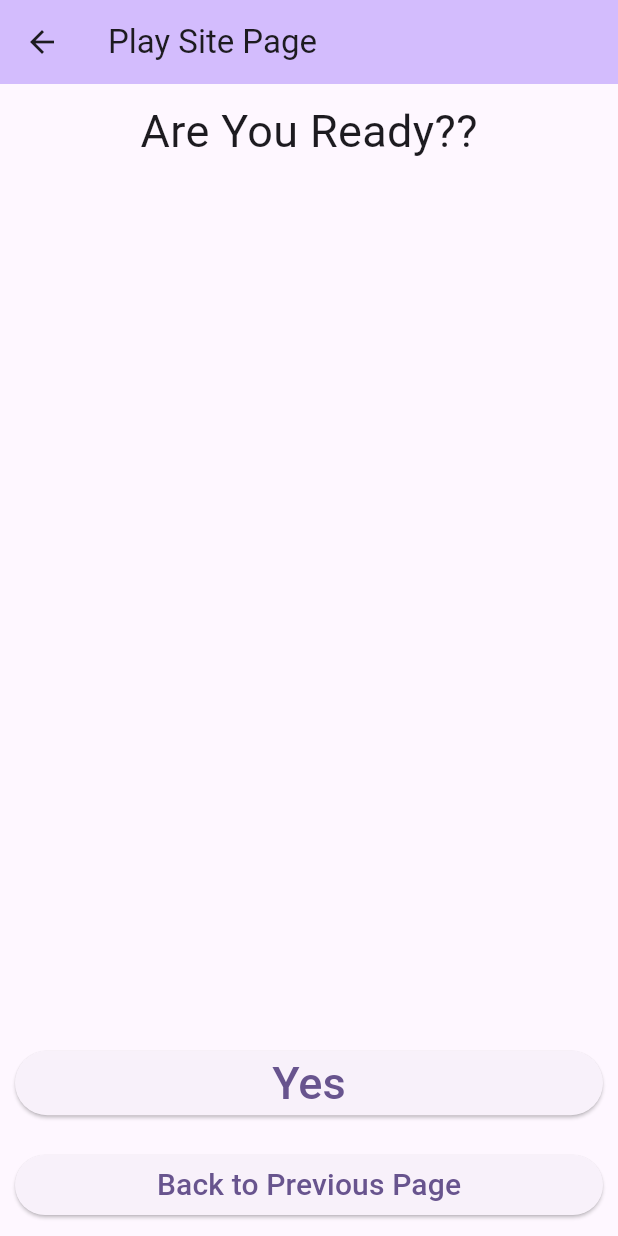
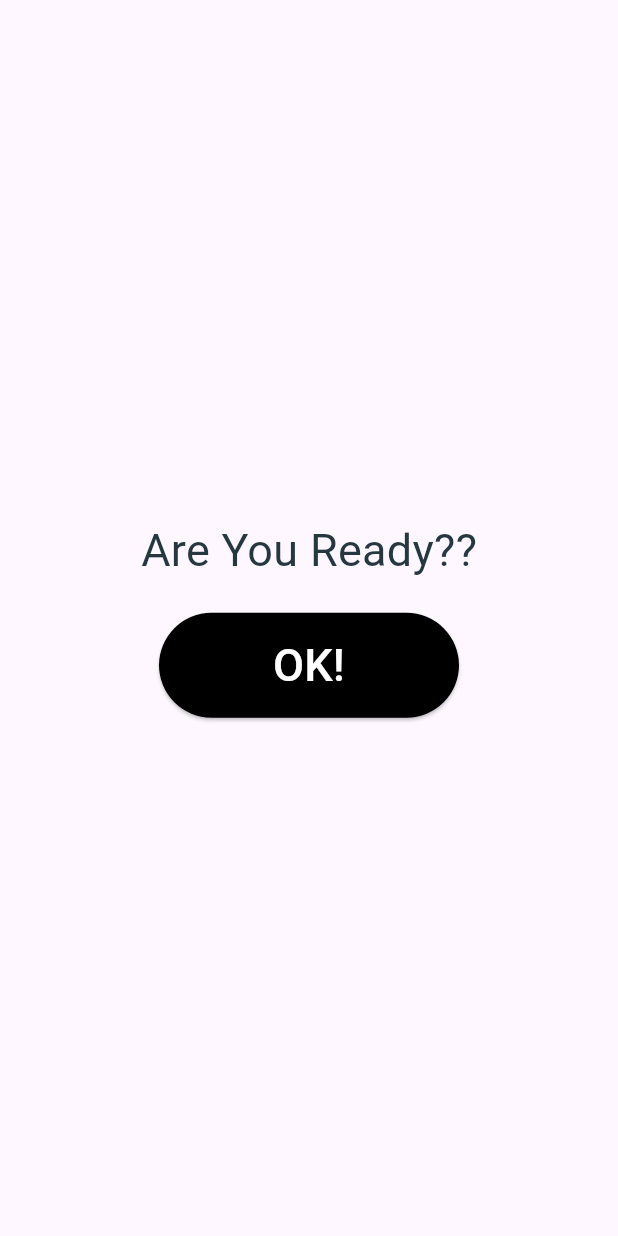
Before and after one commit to kesojiso/target_photo_dash, a Flutter app: the screen it shows after launch, after a tap on "Single Play", on a phone screen of 412 x 824 dp. Run offline on Flutter 3.47's test engine with Material 2 defaults, Android fonts, the phone set to English and light mode, and no system bars; our stand-ins replace hooks_riverpod, image_picker; missing offline and left inert: google_mlkit_image_labeling; Roboto replaces fonts that are missing (WorkSans); project files that could hold a hidden picture were left out.

Commit message:
Feat: Improved UI

```diff
--- a/lib/main.dart
+++ b/lib/main.dart
@@ -1,9 +1,8 @@
 import 'package:flutter/material.dart';
 import 'package:target_photo_dash/views/homepage.dart';
-import 'package:target_photo_dash/views/result_page.dart';
-import 'package:target_photo_dash/views/previvous_mission.dart';
-import 'package:target_photo_dash/views/mission_view.dart';
 import 'package:hooks_riverpod/hooks_riverpod.dart';
+
+import 'package:target_photo_dash/models/app_theme.dart';
 
 void main() {
   runApp(
@@ -23,20 +22,14 @@
     return MaterialApp(
         title: title,
         theme: ThemeData(
-          colorScheme: ColorScheme.fromSeed(seedColor: Colors.deepPurple),
           useMaterial3: true,
+          primarySwatch: Colors.blue,
+          textTheme: AppTheme.textTheme,
         ),
         home: const MyHomePage(title: title, version: version),
         routes: <String, WidgetBuilder>{
           "/home": (BuildContext context) =>
               const MyHomePage(title: title, version: version),
-          "/single_play": (BuildContext context) => const PreviousMissionPage(),
-          // "/are_you_ready": (BuildContext context) =>
-          //     const PreviousMissionPage(),
-          "/mission_view": (BuildContext context) => const MissionView(),
-          //"/result": (BuildContext context) => const ResultView()
-          //"/display_picture":(BuildContext context) => DisplayPicture(imagePath: imagePath),
-          // "/multi_play": (BuildContext context) => const MultiPlay(),
         });
   }
 }
--- /dev/null
+++ b/lib/models/app_theme.dart
@@ -0,0 +1,89 @@
+import 'package:flutter/material.dart';
+
+class AppTheme {
+  AppTheme._();
+
+  static const Color notWhite = Color(0xFFEDF0F2);
+  static const Color nearlyWhite = Color(0xFFFEFEFE);
+  static const Color white = Color(0xFFFFFFFF);
+  static const Color nearlyBlack = Color(0xFF213333);
+  static const Color grey = Color(0xFF3A5160);
+  static const Color dark_grey = Color(0xFF313A44);
+
+  static const Color darkText = Color(0xFF253840);
+  static const Color darkerText = Color(0xFF17262A);
+  static const Color lightText = Color(0xFF4A6572);
+  static const Color deactivatedText = Color(0xFF767676);
+  static const Color dismissibleBackground = Color(0xFF364A54);
+  static const Color chipBackground = Color(0xFFEEF1F3);
+  static const Color spacer = Color(0xFFF2F2F2);
+  static const String fontName = 'WorkSans';
+
+  static const TextTheme textTheme = TextTheme(
+    headline4: display1,
+    headline5: headline,
+    headline6: title,
+    subtitle2: subtitle,
+    bodyText2: body2,
+    bodyText1: body1,
+    caption: caption,
+  );
+
+  static const TextStyle display1 = TextStyle( // h4 -> display1
+    fontFamily: fontName,
+    fontWeight: FontWeight.bold,
+    fontSize: 36,
+    letterSpacing: 0.4,
+    height: 0.9,
+    color: darkerText,
+  );
+
+  static const TextStyle headline = TextStyle( // h5 -> headline
+    fontFamily: fontName,
+    fontWeight: FontWeight.bold,
+    fontSize: 24,
+    letterSpacing: 0.27,
+    color: darkerText,
+  );
+
+  static const TextStyle title = TextStyle( // h6 -> title
+    fontFamily: fontName,
+    fontWeight: FontWeight.bold,
+    fontSize: 16,
+    letterSpacing: 0.18,
+    color: darkerText,
+  );
+
+  static const TextStyle subtitle = TextStyle( // subtitle2 -> subtitle
+    fontFamily: fontName,
+    fontWeight: FontWeight.w400,
+    fontSize: 14,
+    letterSpacing: -0.04,
+    color: darkText,
+  );
+
+  static const TextStyle body2 = TextStyle( // body1 -> body2
+    fontFamily: fontName,
+    fontWeight: FontWeight.w400,
+    fontSize: 14,
+    letterSpacing: 0.2,
+    color: darkText,
+  );
+
+  static const TextStyle body1 = TextStyle( // body2 -> body1
+    fontFamily: fontName,
+    fontWeight: FontWeight.w400,
+    fontSize: 16,
+    letterSpacing: -0.05,
+    color: darkText,
+  );
+
+  static const TextStyle caption = TextStyle( // Caption -> caption
+    fontFamily: fontName,
+    fontWeight: FontWeight.w400,
+    fontSize: 12,
+    letterSpacing: 0.2,
+    color: lightText, // was lightText
+  );
+
+}
--- a/lib/views/homepage.dart
+++ b/lib/views/homepage.dart
@@ -1,4 +1,5 @@
 import 'package:flutter/material.dart';
+import 'package:target_photo_dash/views/previvous_mission.dart';
 
 class MyHomePage extends StatelessWidget {
   const MyHomePage({super.key, required this.title, required this.version});
@@ -25,22 +26,54 @@
             Padding(
                 padding: const EdgeInsets.all(10.0),
                 child: ElevatedButton(
+                    style: ElevatedButton.styleFrom(
+                        fixedSize: const Size(250, 70),
+                        backgroundColor: Colors.black),
                     onPressed: () {
-                      Navigator.of(context).pushNamed("/single_play");
+                      Navigator.push(
+                          context,
+                          MaterialPageRoute(
+                              builder: (context) =>
+                                  const PreviousMissionPage()));
                     },
                     child: const Center(
                         child: Text("Single Play",
-                            style: TextStyle(fontSize: 30))))),
+                            style: TextStyle(
+                              fontSize: 30,
+                              color: Colors.white,
+                            ))))),
             Padding(
                 padding: const EdgeInsets.all(10.0),
                 child: ElevatedButton(
-                  onPressed: () {
-                    Navigator.of(context).pushNamed("/multi_play");
-                  },
-                  child: const Center(
-                      child:
-                          Text("Multi Play", style: TextStyle(fontSize: 30))),
-                ))
+                    style: ElevatedButton.styleFrom(
+                        fixedSize: const Size(250, 70),
+                        backgroundColor: Colors.black),
+                    onPressed: () {
+                      showDialog(
+                        context: context,
+                        builder: (BuildContext context) {
+                          return AlertDialog(
+                            title: const Text('Not Available'),
+                            content: const Text(
+                                'Sorry, this featurer is under development'),
+                            actions: <Widget>[
+                              TextButton(
+                                child: const Text('close'),
+                                onPressed: () {
+                                  Navigator.of(context).pop();
+                                },
+                              ),
+                            ],
+                          );
+                        },
+                      );
+                    },
+                    child: const Center(
+                        child: Text("Multi Play",
+                            style: TextStyle(
+                              fontSize: 30,
+                              color: Colors.white,
+                            )))))
           ],
         )));
   }
--- a/lib/views/previvous_mission.dart
+++ b/lib/views/previvous_mission.dart
@@ -1,4 +1,5 @@
 import 'package:flutter/material.dart';
+import 'package:target_photo_dash/views/mission_view.dart';
 
 class PreviousMissionPage extends StatelessWidget {
   const PreviousMissionPage({super.key});
@@ -6,38 +7,34 @@
   @override
   Widget build(BuildContext context) {
     return Scaffold(
-        appBar: AppBar(
-          backgroundColor: Theme.of(context).colorScheme.inversePrimary,
-          title: const Text("Play Site Page"),
-        ),
         body: Center(
             child: Column(
+      mainAxisAlignment: MainAxisAlignment.center,
       children: [
         const Padding(
           padding: EdgeInsets.all(10),
           child: Text("Are You Ready??", style: TextStyle(fontSize: 30)),
         ),
-            const Spacer(),
+        //const Spacer(),
         Padding(
             padding: const EdgeInsets.all(10),
             child: Center(
                 child: ElevatedButton(
+                    style: ElevatedButton.styleFrom(
+                        fixedSize: const Size(200, 70),
+                        backgroundColor: Colors.black),
                     onPressed: () {
-                          Navigator.of(context).pushNamed("/mission_view");
+                      Navigator.push(
+                          context,
+                          MaterialPageRoute(
+                              builder: (context) => const MissionView()));
                     },
                     child: const Center(
-                            child:
-                                Text("Yes", style: TextStyle(fontSize: 30)))))),
-            Padding(
-                padding: const EdgeInsets.all(10),
-                child: Center(
-                    child: ElevatedButton(
-                        onPressed: () {
-                          Navigator.of(context).pop();
-                        },
-                        child: const Center(
-                            child: Text("Back to Previous Page",
-                                style: TextStyle(fontSize: 20))))))
+                        child: Text("OK!",
+                            style: TextStyle(
+                              fontSize: 30,
+                              color: Colors.white,
+                            )))))),
       ],
     )));
   }
```
Also changed, not shown: lib/views/display_picture.dart (deleted, +0 -16 lines), lib/views/mission_view.dart (+51 -36 lines), lib/views/result_page.dart (+12 -6 lines), lib/models/utils.dart (renamed from lib/models/pick_mission_words.dart). Lines whose indentation alone changed are shown as unchanged.
